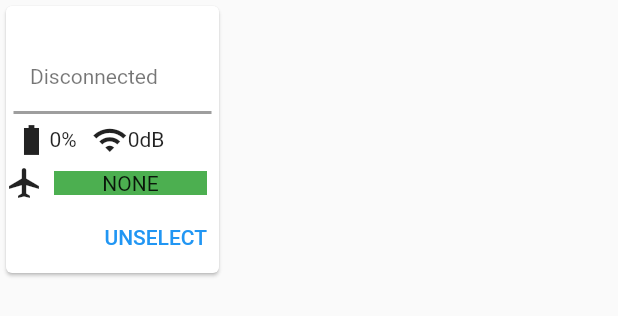
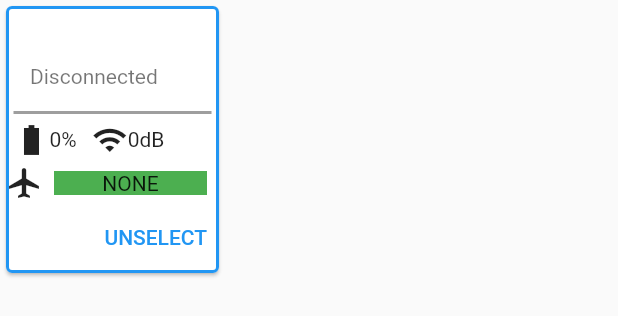
Before and after one commit to CUEDOS/helix_app, a Flutter app: the AgentInfoCard widget shown alone on an empty page, opened directly with empty values, after a tap on "SELECT", on a phone screen of 412 x 824 dp. Shown: the top 316 px of the screen. Run offline on Flutter 3.47's test engine with Material 2 defaults, Android fonts, the phone set to English and light mode, and no system bars; our stand-ins replace flutter_riverpod, get_it; missing offline and left inert: mqtt_client.

Commit message:
can now control individual drones

```diff
--- a/lib/pages/control_page.dart
+++ b/lib/pages/control_page.dart
@@ -140,10 +140,23 @@ class _ControlPageState extends State<ControlPage> {
           onPressed: state == MQTTAppConnectionState.connected ||
                   state == MQTTAppConnectionState.connectedSubscribed
               ? () {
-                  _publishMessage('commands', command);
+                  _handleControlPress(command);
                 }
               : null,
         ));
+  }
+
+  void _handleControlPress(String command) {
+    List<String> selected = serviceLocator<SwarmManager>().selected;
+    if (selected.isEmpty) {
+      for (String agent in serviceLocator<SwarmManager>().swarm.keys) {
+        _publishMessage('commands/' + agent, command);
+      }
+    } else {
+      for (String agent in selected) {
+        _publishMessage('commands/' + agent, command);
+      }
+    }
   }
 
   void _publishMessage(String topic, String message) {
@@ -183,15 +196,18 @@ class AgentInfoCard extends StatefulWidget {
 
 class AgentInfoCardState extends State<AgentInfoCard> {
   String _buttonText = 'SELECT';
+  bool _selected = false;
 
   toggleSelected() {
     if (_buttonText == 'SELECT') {
       setState(() {
+        _selected = true;
         _buttonText = 'UNSELECT';
         serviceLocator<SwarmManager>()
             .addSelected(widget.agentState.getAgentID);
       });
     } else {
+      _selected = false;
       _buttonText = 'SELECT';
       serviceLocator<SwarmManager>()
           .removeSelected(widget.agentState.getAgentID);
@@ -204,6 +220,13 @@ class AgentInfoCardState extends State<AgentInfoCard> {
       width: 150.0,
       //height: 300.0,
       child: Card(
+        shape: _selected
+            ? RoundedRectangleBorder(
+                side: const BorderSide(color: Colors.blue, width: 2.0),
+                borderRadius: BorderRadius.circular(4.0))
+            : RoundedRectangleBorder(
+                side: const BorderSide(color: Colors.white, width: 2.0),
+                borderRadius: BorderRadius.circular(4.0)),
         child: Column(
           mainAxisSize: MainAxisSize.min,
           children: <Widget>[
```
